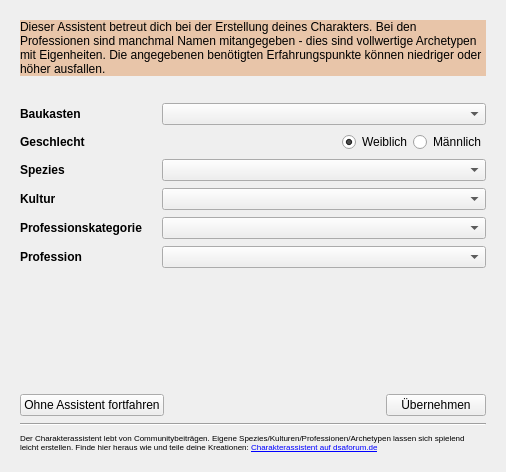
This is designer/Wizard.ui in Aeolitus/Sephrasto as Qt 5 draws it before an edit. The edited form follows.
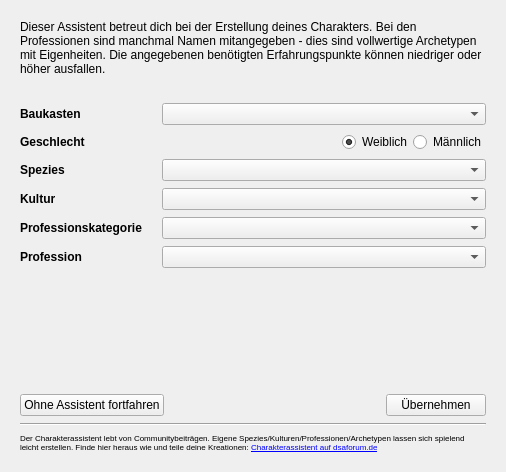
This is the edited form.

Commit message: - Replaced app.setFont by css in all places (except for QTreeWidgetItem which apparently isnt stylable). This should enable proper font support on macOS. - Fixed style of label in CharakterAssistent window for Non-Ilaris-Themes. - Added "restore os and "restore sephrasto" default appearance settings

Diff of the .ui file:
```diff
--- a/designer/Wizard.ui
+++ b/designer/Wizard.ui
@@ -134,9 +134,6 @@
     <layout class="QVBoxLayout" name="verticalLayout_2">
      <item>
       <widget class="QLabel" name="label_2">
-       <property name="styleSheet">
-        <string notr="true">background: #e8c5a9;</string>
-       </property>
        <property name="text">
         <string>Dieser Assistent betreut dich bei der Erstellung deines Charakters. Bei den Professionen sind manchmal Namen mitangegeben - dies sind vollwertige Archetypen mit Eigenheiten. Die angegebenen benötigten Erfahrungspunkte können niedriger oder höher ausfallen.</string>
        </property>
```
Left out of the diff: 24 changed lines with no effect on the pictures. The commit also changes 58 other files.
